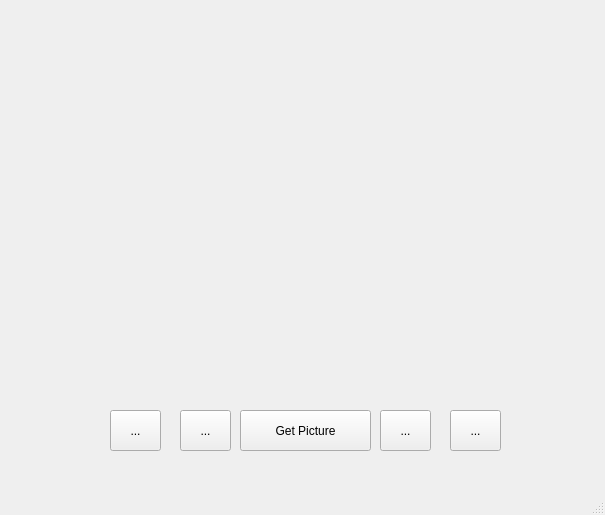
Above: app.ui from 5hp1k/CapybaraAppraiser before the change. Below: the same form after it.
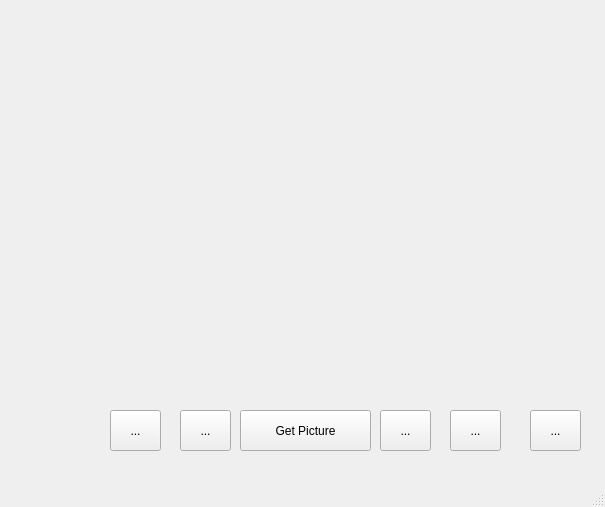
That is the form after the change.

```diff
--- a/app.ui
+++ b/app.ui
@@ -7,7 +7,7 @@
     <x>0</x>
     <y>0</y>
     <width>605</width>
-    <height>515</height>
+    <height>507</height>
    </rect>
   </property>
   <property name="windowTitle">
@@ -108,6 +108,19 @@
      <string>...</string>
     </property>
    </widget>
+   <widget class="QToolButton" name="dbButton">
+    <property name="geometry">
+     <rect>
+      <x>530</x>
+      <y>410</y>
+      <width>51</width>
+      <height>41</height>
+     </rect>
+    </property>
+    <property name="text">
+     <string>...</string>
+    </property>
+   </widget>
   </widget>
   <widget class="QMenuBar" name="menubar">
    <property name="geometry">
```
